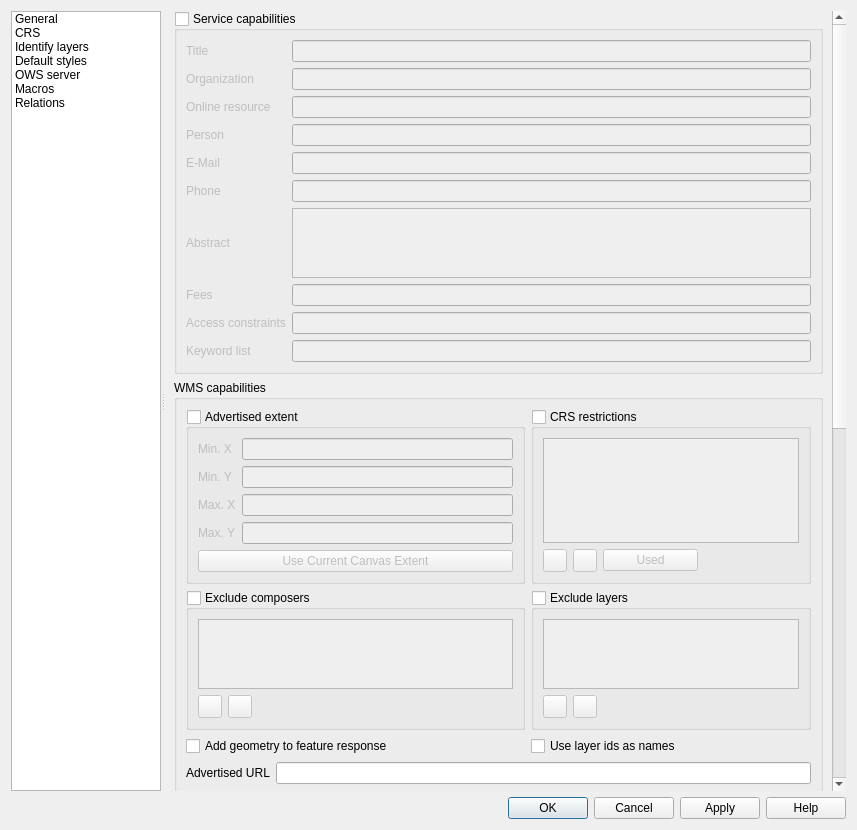
The window that src/ui/qgsprojectpropertiesbase.ui (qgis/QGIS) describes before a commit, drawn with Qt 5.
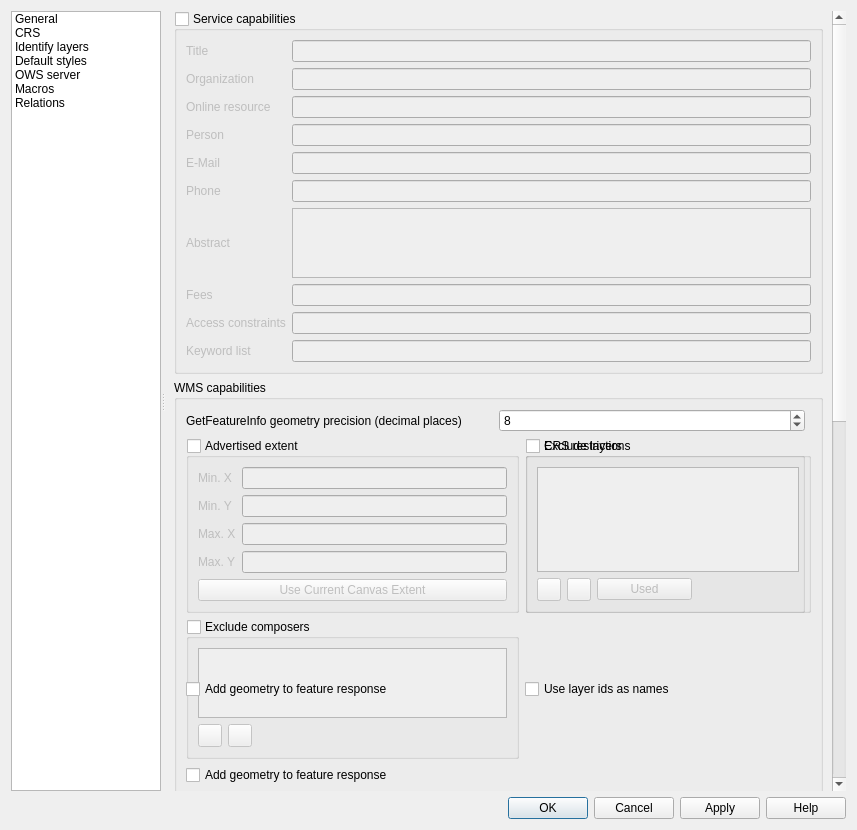
The same window after the commit. The open tabs and pages were chosen to show the change. Icons and pictures are not drawn. Custom widgets are drawn as their Qt base class.

The edit to the form file:
```diff
--- a/src/ui/qgsprojectpropertiesbase.ui
+++ b/src/ui/qgsprojectpropertiesbase.ui
@@ -1494,8 +1494,141 @@
                  <property name="syncGroup" stdset="0">
                   <string notr="true">projowsserver</string>
                  </property>
-                 <layout class="QGridLayout" name="gridLayout_14">
-                  <item row="0" column="1" colspan="2">
+                 <layout class="QGridLayout" name="gridLayout_12">
+                  <item row="0" column="0" colspan="2">
+                   <layout class="QHBoxLayout" name="grpWMSPrecision">
+                    <item>
+                     <widget class="QLabel" name="label_5">
+                      <property name="text">
+                       <string>GetFeatureInfo geometry precision (decimal places)</string>
+                      </property>
+                     </widget>
+                    </item>
+                    <item>
+                     <widget class="QSpinBox" name="mWMSPrecisionSpinBox">
+                      <property name="minimum">
+                       <number>1</number>
+                      </property>
+                      <property name="maximum">
+                       <number>17</number>
+                      </property>
+                      <property name="value">
+                       <number>8</number>
+                      </property>
+                     </widget>
+                    </item>
+                   </layout>
+                  </item>
+                  <item row="1" column="0">
+                   <widget class="QgsCollapsibleGroupBox" name="grpWMSExt">
+                    <property name="title">
+                     <string>Advertised extent</string>
+                    </property>
+                    <property name="checkable">
+                     <bool>true</bool>
+                    </property>
+                    <property name="checked">
+                     <bool>false</bool>
+                    </property>
+                    <property name="collapsed" stdset="0">
+                     <bool>false</bool>
+                    </property>
+                    <property name="saveCollapsedState" stdset="0">
+                     <bool>true</bool>
+                    </property>
+                    <layout class="QGridLayout" name="gridLayout_4">
+                     <item row="0" column="0">
+                      <widget class="QLabel" name="label_16">
+                       <property name="text">
+                        <string>Min. X</string>
+                       </property>
+                       <property name="buddy">
+                        <cstring>mWMSExtMinX</cstring>
+                       </property>
+                      </widget>
+                     </item>
+                     <item row="0" column="1">
+                      <widget class="QLineEdit" name="mWMSExtMinX">
+                       <property name="text">
+                        <string/>
+                       </property>
+                      </widget>
+                     </item>
+                     <item row="1" column="0">
+                      <widget class="QLabel" name="label_17">
+                       <property name="text">
+                        <string>Min. Y</string>
+                       </property>
+                       <property name="buddy">
+                        <cstring>mWMSExtMinY</cstring>
+                       </property>
+                      </widget>
+                     </item>
+                     <item row="1" column="1">
+                      <widget class="QLineEdit" name="mWMSExtMinY">
+                       <property name="text">
+                        <string/>
+                       </property>
+                      </widget>
+                     </item>
+                     <item row="2" column="0">
+                      <widget class="QLabel" name="label_18">
+                       <property name="text">
+                        <string>Max. X</string>
+                       </property>
+                       <property name="buddy">
+                        <cstring>mWMSExtMaxX</cstring>
+                       </property>
+                      </widget>
+                     </item>
+                     <item row="2" column="1">
+                      <widget class="QLineEdit" name="mWMSExtMaxX">
+                       <property name="text">
+                        <string/>
+                       </property>
+                      </widget>
+                     </item>
+                     <item row="3" column="0">
+                      <widget class="QLabel" name="label_19">
+                       <property name="text">
+                        <string>Max. Y</string>
+                       </property>
+                       <property name="buddy">
+                        <cstring>mWMSExtMaxY</cstring>
+                       </property>
+                      </widget>
+                     </item>
+                     <item row="3" column="1">
+                      <widget class="QLineEdit" name="mWMSExtMaxY">
+                       <property name="text">
+                        <string/>
+                       </property>
+                      </widget>
+                     </item>
+                     <item row="4" column="0" colspan="2">
+                      <widget class="QPushButton" name="pbnWMSExtCanvas">
+                       <property name="text">
+                        <string>Use Current Canvas Extent</string>
+                       </property>
+                      </widget>
+                     </item>
+                     <item row="5" column="0" colspan="2">
+                      <spacer name="verticalSpacer_3">
+                       <property name="orientation">
+                        <enum>Qt::Vertical</enum>
+                       </property>
+                       <property name="sizeHint" stdset="0">
+                        <size>
+                         <width>20</width>
+                         <height>40</height>
+                        </size>
+                       </property>
+                      </spacer>
+                     </item>
+                    </layout>
+                   </widget>
+                  </item>
+                  <item row="1" column="1">
                    <widget class="QgsCollapsibleGroupBox" name="grpWMSList">
                     <property name="title">
                      <string>CRS restrictions</string>
@@ -1542,7 +1675,7 @@
                     </layout>
                    </widget>
                   </item>
-                  <item row="1" column="0">
+                  <item row="2" column="0">
                    <widget class="QgsCollapsibleGroupBox" name="mWMSComposerGroupBox">
                     <property name="title">
                      <string>Exclude composers</string>
@@ -1660,7 +1793,14 @@
                     </layout>
                    </widget>
                   </item>
-                  <item row="4" column="0" colspan="3">
+                  <item row="3" column="0">
+                   <widget class="QCheckBox" name="mAddWktGeometryCheckBox">
+                    <property name="text">
+                     <string>Add geometry to feature response</string>
+                    </property>
+                   </widget>
+                  </item>
+                  <item row="4" column="0">
                    <layout class="QHBoxLayout" name="horizontalLayout_2">
                     <item>
                      <widget class="QLabel" name="mWMSUrlLabel">
@@ -1721,116 +1861,7 @@
                     </item>
                    </layout>
                   </item>
-                  <item row="0" column="0">
-                   <widget class="QgsCollapsibleGroupBox" name="grpWMSExt">
-                    <property name="title">
-                     <string>Advertised extent</string>
-                    </property>
-                    <property name="checkable">
-                     <bool>true</bool>
-                    </property>
-                    <property name="checked">
-                     <bool>false</bool>
-                    </property>
-                    <property name="collapsed" stdset="0">
-                     <bool>false</bool>
-                    </property>
-                    <property name="saveCollapsedState" stdset="0">
-                     <bool>true</bool>
-                    </property>
-                    <layout class="QGridLayout" name="gridLayout_4">
-                     <item row="0" column="0">
-                      <widget class="QLabel" name="label_16">
-                       <property name="text">
-                        <string>Min. X</string>
-                       </property>
-                       <property name="buddy">
-                        <cstring>mWMSExtMinX</cstring>
-                       </property>
-                      </widget>
-                     </item>
-                     <item row="0" column="1">
-                      <widget class="QLineEdit" name="mWMSExtMinX">
-                       <property name="text">
-                        <string/>
-                       </property>
-                      </widget>
-                     </item>
-                     <item row="1" column="0">
-                      <widget class="QLabel" name="label_17">
-                       <property name="text">
-                        <string>Min. Y</string>
-                       </property>
-                       <property name="buddy">
-                        <cstring>mWMSExtMinY</cstring>
-                       </property>
-                      </widget>
-                     </item>
-                     <item row="1" column="1">
-                      <widget class="QLineEdit" name="mWMSExtMinY">
-                       <property name="text">
-                        <string/>
-                       </property>
-                      </widget>
-                     </item>
-                     <item row="2" column="0">
-                      <widget class="QLabel" name="label_18">
-                       <property name="text">
-                        <string>Max. X</string>
-                       </property>
-                       <property name="buddy">
-                        <cstring>mWMSExtMaxX</cstring>
-                       </property>
-                      </widget>
-                     </item>
-                     <item row="2" column="1">
-                      <widget class="QLineEdit" name="mWMSExtMaxX">
-                       <property name="text">
-                        <string/>
-                       </property>
-                      </widget>
-                     </item>
-                     <item row="3" column="0">
-                      <widget class="QLabel" name="label_19">
-                       <property name="text">
-                        <string>Max. Y</string>
-                       </property>
-                       <property name="buddy">
-                        <cstring>mWMSExtMaxY</cstring>
-                       </property>
-                      </widget>
-                     </item>
-                     <item row="3" column="1">
-                      <widget class="QLineEdit" name="mWMSExtMaxY">
-                       <property name="text">
-                        <string/>
-                       </property>
-                      </widget>
-                     </item>
-                     <item row="4" column="0" colspan="2">
-                      <widget class="QPushButton" name="pbnWMSExtCanvas">
-                       <property name="text">
-                        <string>Use Current Canvas Extent</string>
-                       </property>
-                      </widget>
-                     </item>
-                     <item row="5" column="0" colspan="2">
-                      <spacer name="verticalSpacer_3">
-                       <property name="orientation">
-                        <enum>Qt::Vertical</enum>
-                       </property>
-                       <property name="sizeHint" stdset="0">
-                        <size>
-                         <width>20</width>
-                         <height>40</height>
-                        </size>
-                       </property>
-                      </spacer>
-                     </item>
-                    </layout>
-                   </widget>
-                  </item>
-                  <item row="6" column="0" colspan="3">
+                  <item row="6" column="0" colspan="2">
                    <layout class="QHBoxLayout" name="horizontalLayout_10">
                     <item>
                      <widget class="QLabel" name="mWMSImageQualityLabel">
```
Left out of the diff: 229 changed lines with no effect on the pictures.
